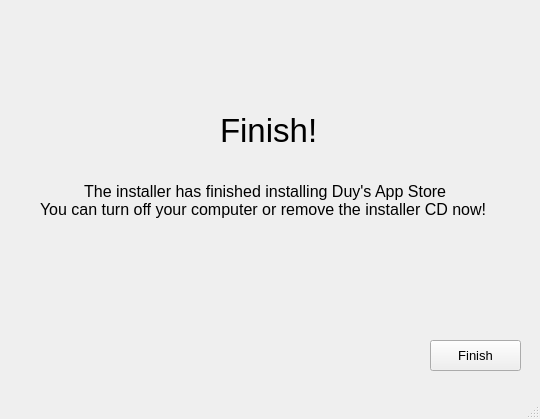
GreenSystemDuy08/TL-C4K-PTI01, file PTI/SPCK/GUI/SetupFinish.ui: the form before one commit.
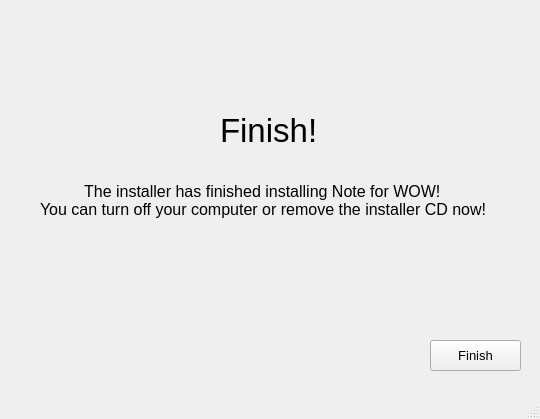
The form after the commit. Icons and pictures are not drawn.

What changed in the file:
```diff
--- a/PTI/SPCK/GUI/SetupFinish.ui
+++ b/PTI/SPCK/GUI/SetupFinish.ui
@@ -70,7 +70,7 @@
      </font>
     </property>
     <property name="text">
-     <string>          The installer has finished installing Duy's App Store
+     <string>          The installer has finished installing Note for WOW!
 You can turn off your computer or remove the installer CD now!</string>
     </property>
    </widget>
```
